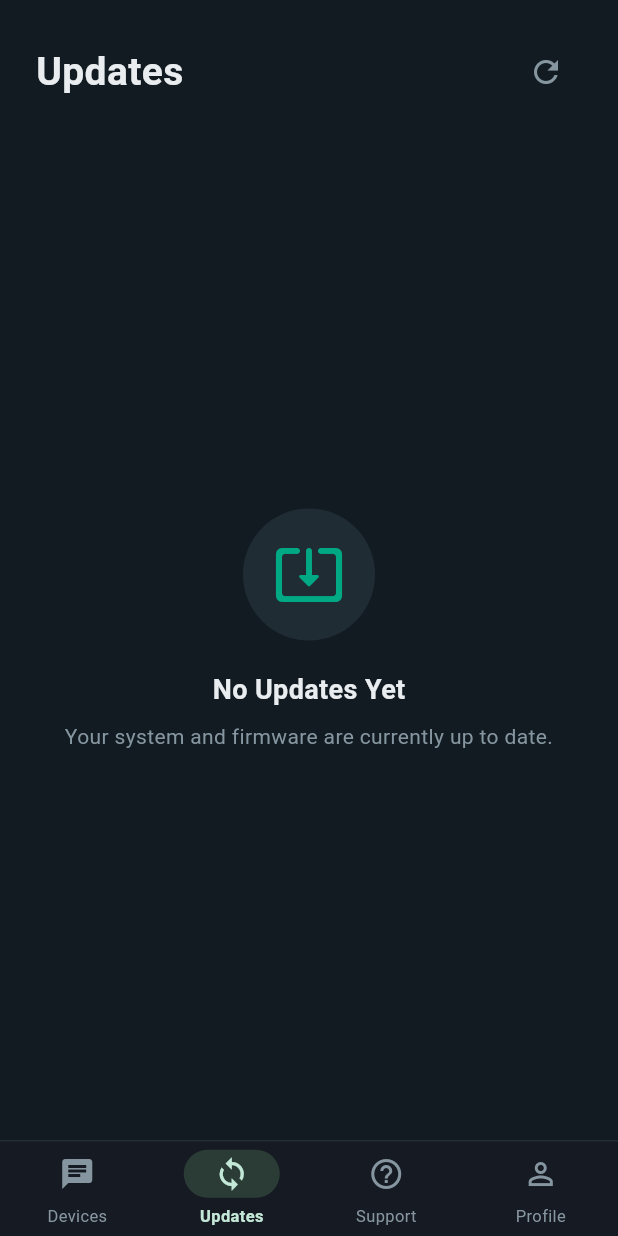
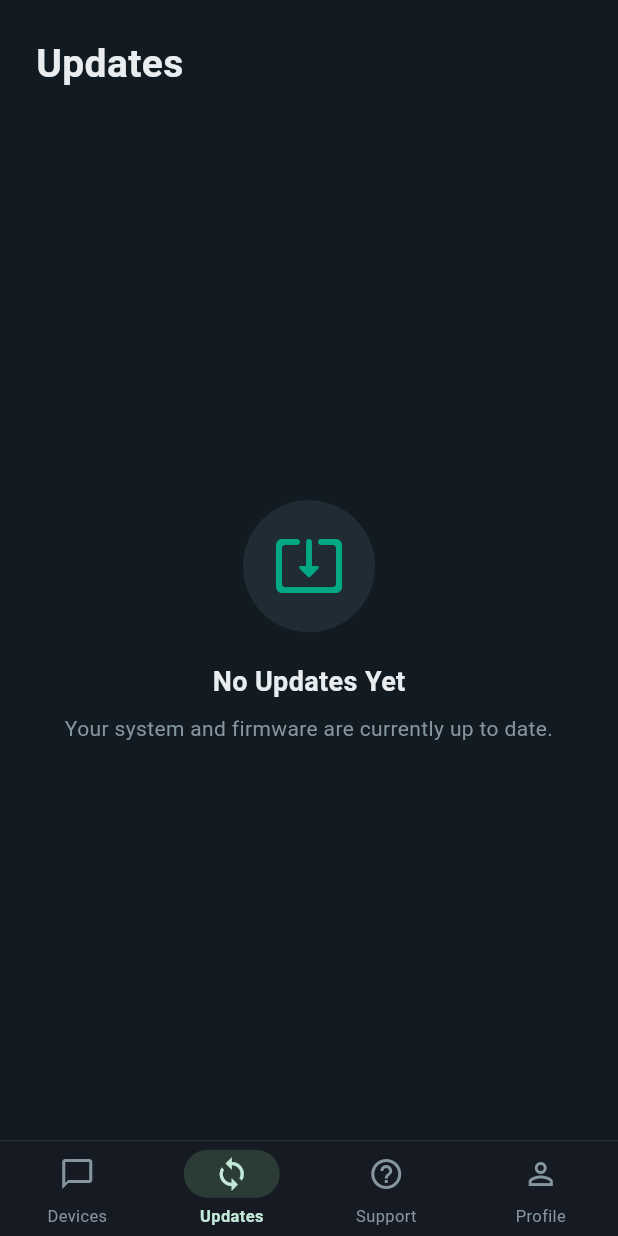
Before and after one commit to patilvaishnavi577-glitch/IONET_Webapp, a Flutter app: the HomeScreen screen opened by its route, item 2 of the bottom bar chosen, on a phone screen of 412 x 824 dp. Run offline on Flutter 3.47's test engine with Material 3 defaults, Android fonts, the phone set to English and light mode, and no system bars; our stand-ins replace file_picker, go_router, google_fonts, shared_preferences; accounts and stored records are empty; network calls fail.

Commit message:
updated updates

```diff
--- a/lib/screens/home_screen.dart
+++ b/lib/screens/home_screen.dart
@@ -302,7 +302,7 @@ class _HomeScreenState extends State<HomeScreen> {
                           const SizedBox(height: 16),
                           _buildFarLeftNavIcon(
                             index: 0,
-                            icon: Icons.chat,
+                            icon: Icons.chat_bubble_outline,
                             tooltip: 'Devices',
                             isDark: isDark,
                             badgeText: devices.isNotEmpty
@@ -384,7 +384,7 @@ class _HomeScreenState extends State<HomeScreen> {
                   children: [
                     _buildBottomNavItem(
                       0,
-                      Icons.chat,
+                      Icons.chat_bubble_outline,
                       'Devices',
                       isDark,
                     ),
--- a/lib/views/updates_view.dart
+++ b/lib/views/updates_view.dart
@@ -54,13 +54,6 @@ class UpdatesView extends StatelessWidget {
                     fontSize: 26,
                     fontWeight: FontWeight.bold,
                   ),
-                ),
-                IconButton(
-                  icon: Icon(
-                    Icons.refresh,
-                    color: isDark ? AppTheme.textSecondary : AppTheme.textSecondaryLight,
-                  ),
-                  onPressed: () => context.read<UpdatesProvider>().fetchUpdates(),
                 ),
               ],
             ),
```
Also changed, not shown: lib/widgets/story_player.dart (+26 -26 lines).
